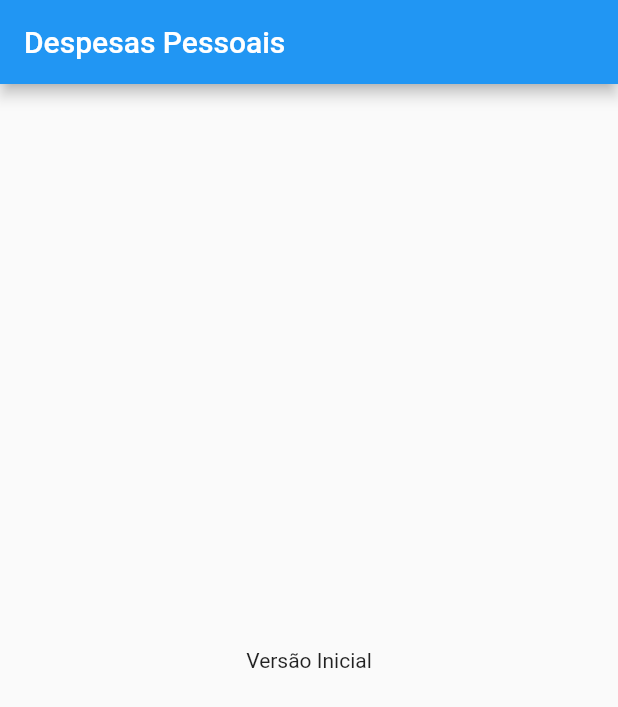
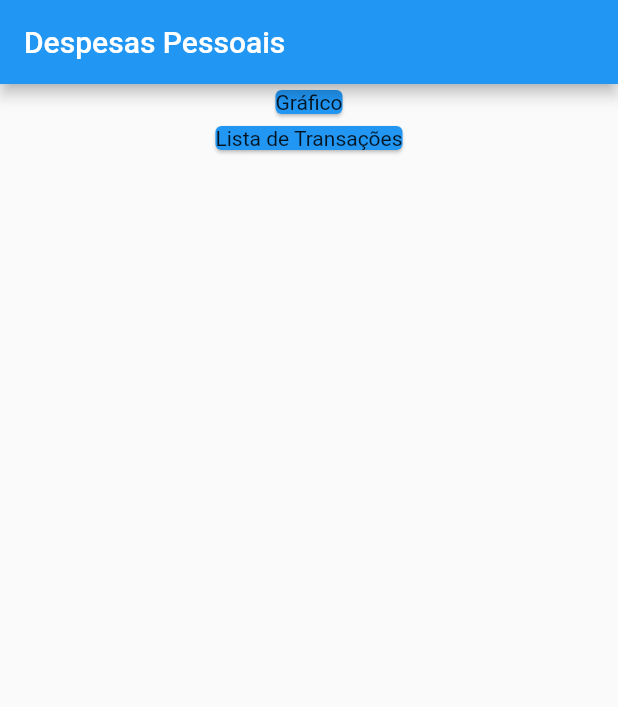
Before and after one commit to Italo-Nogueira/PersonalExpenses-Flutter, a Flutter app: the screen it shows after launch, on a phone screen of 412 x 824 dp. Shown: the top 707 px of the screen. Run offline on Flutter 3.47's test engine with Material 2 defaults, Android fonts, the phone set to English and light mode, and no system bars.

Commit message:
feat(Card): add inital cards

```diff
--- a/lib/main.dart
+++ b/lib/main.dart
@@ -22,9 +22,26 @@ class MyHomePage extends StatelessWidget {
         appBar: AppBar(
           title: const Text('Despesas Pessoais'),
         ),
-        body: const Center(
-          child: Text('Versão Inicial'),
-        ),
+        body: Column(
+          children: <Widget> [
+            Container(
+              width: double.infinity,
+              alignment: Alignment.center,
+              child: const Card(
+                color: Colors.blue,
+                child: Text('Gráfico'),
+              ),
+            ),
+            Container(
+              width: double.infinity,
+              alignment: Alignment.center,
+              child: const Card(
+                color: Colors.blue,
+                child: Text('Lista de Transações'),
+              ),
+            ),
+          ],
+        )
     );
   }
 }
```
